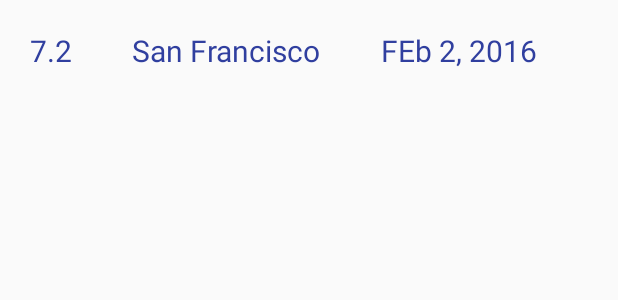
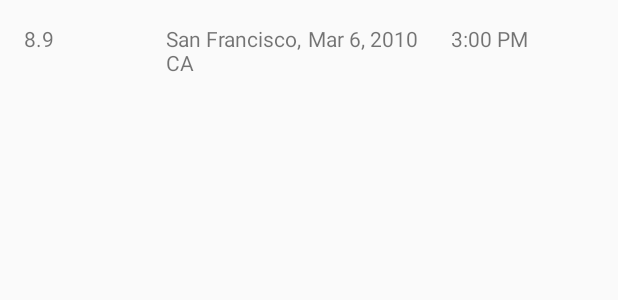
Before and after one commit to sauravvishal8797/QuakeReport, an Android app: the layout list_item.xml on its own in the app's theme, with its tools: preview values and no code run, on a phone screen of 412 x 824 dp. Shown: the top 300 px of the screen. Run offline under Robolectric (Android 15) with nearby library versions, the phone set to English and light mode, and no system bars.

Commit message:
modifications to show the date and time in specified format

```diff
--- a/app/src/main/res/layout/list_item.xml
+++ b/app/src/main/res/layout/list_item.xml
@@ -1,31 +1,37 @@
-<?xml version="1.0" encoding="utf-8"?>
 <LinearLayout
     xmlns:android="http://schemas.android.com/apk/res/android"
-    android:orientation="horizontal"
+    xmlns:tools="http://schemas.android.com/tools"
     android:layout_width="match_parent"
     android:layout_height="match_parent"
-    android:id="@+id/list_item">
+    android:orientation="horizontal"
+    android:padding="16dp">
 
+  <TextView
+      android:id="@+id/magnitude"
+      android:layout_width="0dp"
+      android:layout_height="wrap_content"
+      android:layout_weight="1"
+      tools:text="8.9" />
 
-  <TextView android:layout_width="wrap_content" android:layout_height="wrap_content"
-            android:text="7.2"
-            android:id="@+id/magnitude"
-            android:layout_margin="20dp"
-            android:textColor="@color/colorPrimaryDark"
-            android:textSize="20dp"/>
+  <TextView
+      android:id="@+id/location"
+      android:layout_width="0dp"
+      android:layout_height="wrap_content"
+      android:layout_weight="1"
+      tools:text="San Francisco, CA" />
 
-  <TextView android:layout_width="wrap_content" android:layout_height="wrap_content"
-            android:layout_margin="20dp"
-            android:id="@+id/places"
-            android:text="San Francisco"
-            android:textColor="@color/colorPrimaryDark"
-            android:textSize="20dp"/>
+  <TextView
+      android:id="@+id/date"
+      android:layout_width="0dp"
+      android:layout_height="wrap_content"
+      android:layout_weight="1"
+      tools:text="Mar 6, 2010" />
 
-  <TextView android:layout_width="wrap_content" android:layout_height="wrap_content"
-            android:text="FEb 2, 2016"
-            android:id="@+id/date"
-            android:layout_margin="20dp"
-            android:textColor="@color/colorPrimaryDark"
-            android:textSize="20dp"/>
+  <TextView
+      android:id="@+id/time"
+      android:layout_width="0dp"
+      android:layout_height="wrap_content"
+      android:layout_weight="1"
+      tools:text="3:00 PM" />
 
 </LinearLayout>
```
Also changed, not shown: app/src/main/java/android/example/com/quakereport/EarthQuakeAdapter.java (+24 -2 lines), app/src/main/java/android/example/com/quakereport/EarthQuakes.java (+7 -2 lines), app/src/main/java/android/example/com/quakereport/QueryUtils.java (+10 -4 lines).
